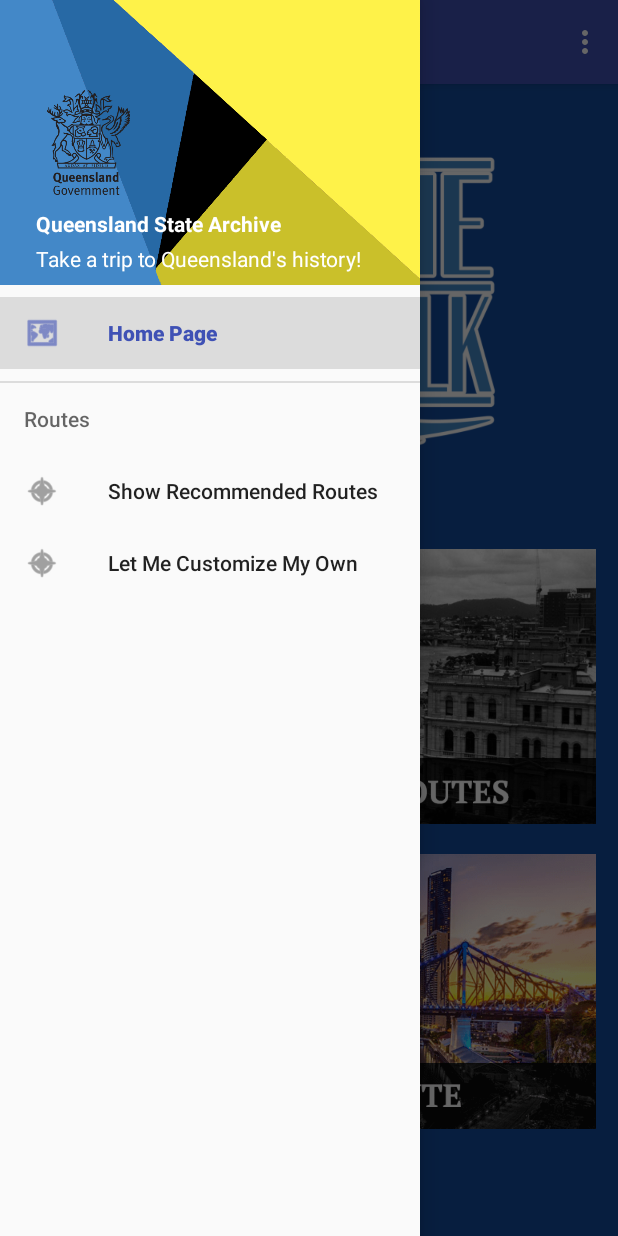
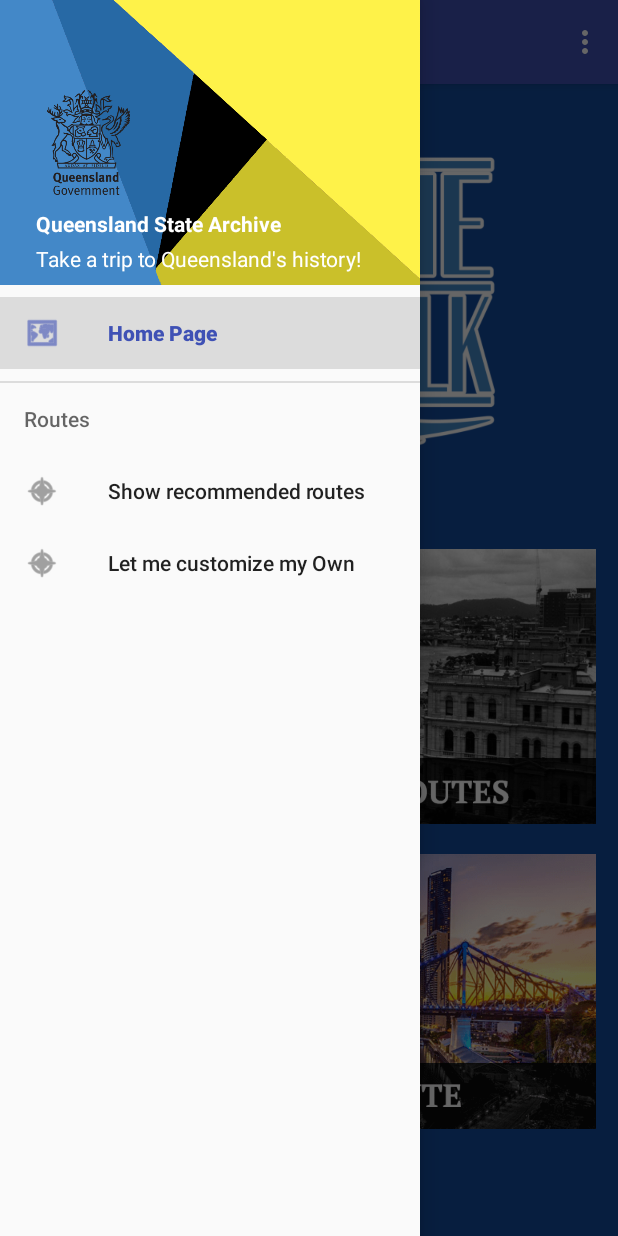
Before and after one commit to isaacraynald/TimeWalk, an Android app: the screen it shows after launch (NavigationDrawer), with the side drawer open, on a phone screen of 412 x 824 dp. Run offline under Robolectric (Android 15) with nearby library versions, the phone set to English and light mode, and no system bars.

Commit message:
reverted back some words

```diff
--- a/TimeWalk/app/src/main/res/menu/activity_navigation_drawer_drawer.xml
+++ b/TimeWalk/app/src/main/res/menu/activity_navigation_drawer_drawer.xml
@@ -12,11 +12,11 @@
             <item
                 android:id="@+id/nav_recommended"
                 android:icon="@android:drawable/ic_menu_compass"
-                android:title="Show Recommended Routes" />
+                android:title="Show recommended routes" />
             <item
                 android:id="@+id/nav_customized"
                 android:icon="@android:drawable/ic_menu_compass"
-                android:title="Let Me Customize My Own" />
+                android:title="Let me customize my Own" />
         </menu>
     </item>
 
```
